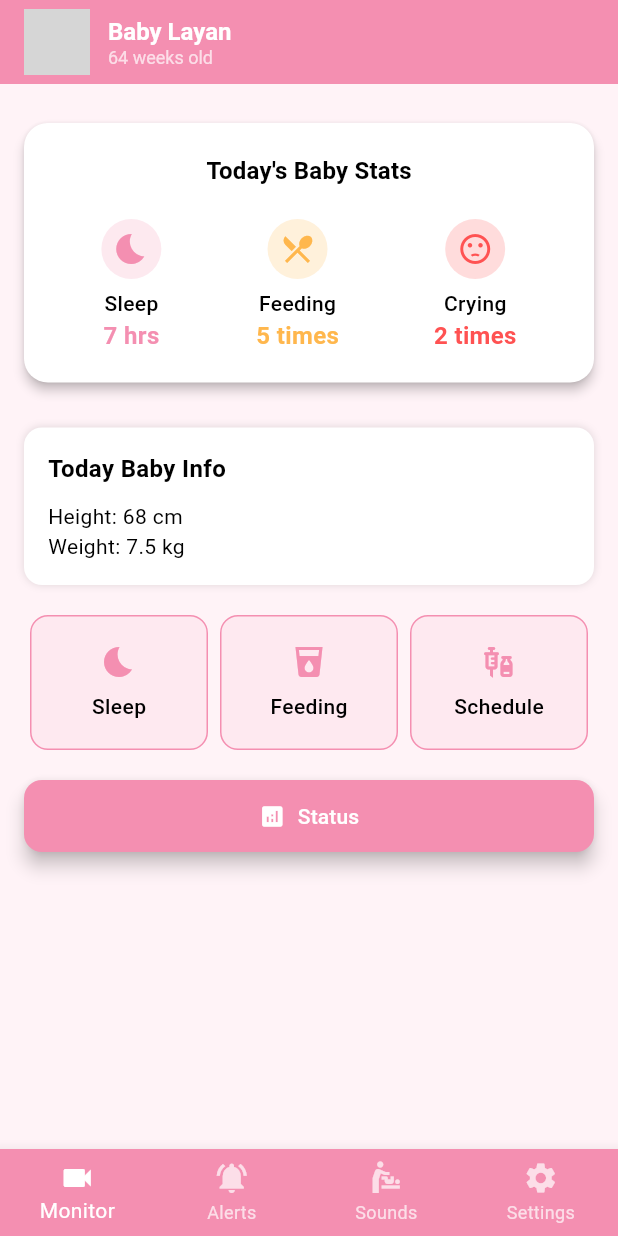
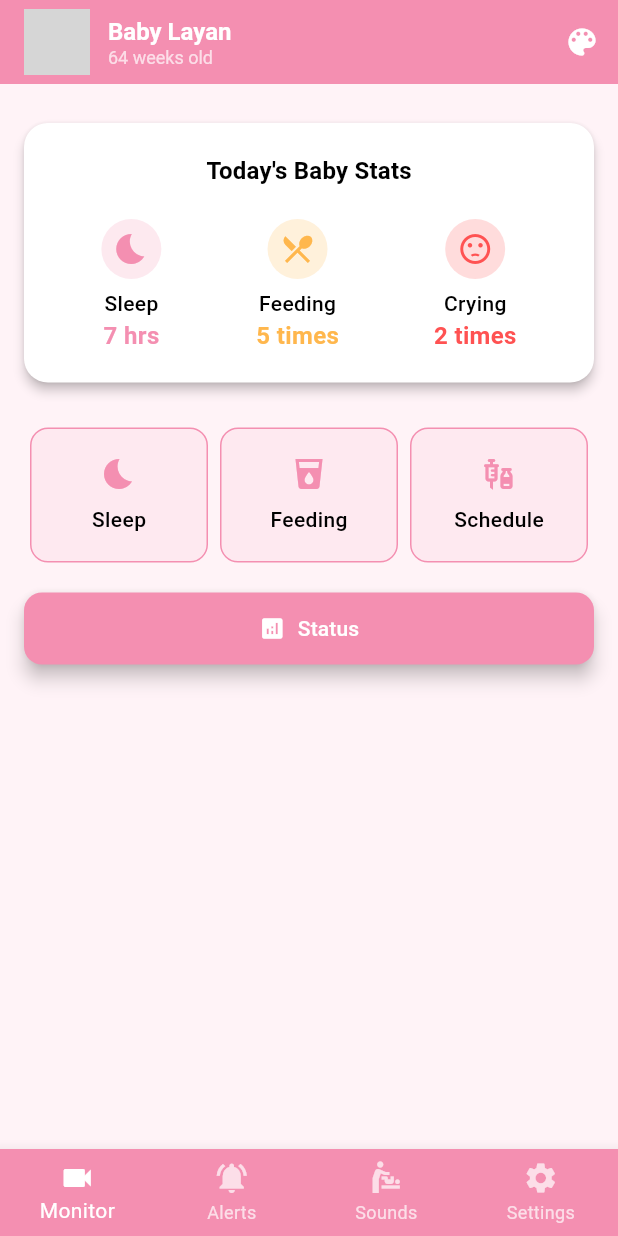
Before and after one commit to halaalmasrii/smart-baby-care, a Flutter app: the DashboardScreen screen opened by its route, on a phone screen of 412 x 824 dp. Run offline on Flutter 3.47's test engine with Material 3 defaults, Android fonts, the phone set to English and light mode, and no system bars; our stand-ins replace fl_chart, flutter_local_notifications, image_picker, shared_preferences, timezone; accounts and stored records are empty; grey boxes are pictures that could not be loaded.

Commit message:
تعديل عرض المعلومات في الشاشة الرئيسية واضافة تغيير الثيم

```diff
--- a/lib/screens/dashboard_screen.dart
+++ b/lib/screens/dashboard_screen.dart
@@ -1,7 +1,9 @@
 import 'package:flutter/material.dart';
+import 'package:provider/provider.dart';
 import '../widgets/stats_card.dart';
 import '../widgets/custom_nav_bar.dart';
 import '../utils/routes.dart';
+import '../utils/theme_provider.dart';
 
 class DashboardScreen extends StatefulWidget {
   const DashboardScreen({Key? key}) : super(key: key);
@@ -37,6 +39,7 @@ class _DashboardScreenState extends State<DashboardScreen>
   Widget build(BuildContext context) {
     final theme = Theme.of(context);
     final color = theme.colorScheme.primary;
+    final themeProvider = Provider.of<ThemeProvider>(context);
 
     return Scaffold(
       appBar: AppBar(
@@ -65,33 +68,28 @@ class _DashboardScreenState extends State<DashboardScreen>
             ),
           ],
         ),
+        actions: [
+          IconButton(
+            icon: const Icon(Icons.color_lens, color: Colors.white),
+            tooltip: "Toggle Theme",
+            onPressed: () {
+              themeProvider.toggleTheme();
+            },
+          )
+        ],
       ),
       body: ScaleTransition(
         scale: _scaleAnimation,
         child: ListView(
           padding: const EdgeInsets.all(16),
           children: [
-            const StatsCard(),
-            const SizedBox(height: 20),
-
-            // ✅ Today Info
-            Container(
-              padding: const EdgeInsets.all(16),
-              decoration: BoxDecoration(
-                color: theme.cardColor,
-                borderRadius: BorderRadius.circular(12),
-                boxShadow: [BoxShadow(color: Colors.black12, blurRadius: 4)],
-              ),
-              child: Column(
-                crossAxisAlignment: CrossAxisAlignment.start,
-                children: const [
-                  Text("Today Baby Info", style: TextStyle(fontSize: 16, fontWeight: FontWeight.bold)),
-                  SizedBox(height: 10),
-                  Text("Height: 68 cm"),
-                  Text("Weight: 7.5 kg"),
-                ],
-              ),
-            ),
+            // ✅ StatsCard الجديدة مع Info بدل cry
+            StatsCard(
+            sleep: '7 hrs',
+            feeding: '5 times',
+            height: '68 cm',
+            weight: '7.5 kg',
+          ),
             const SizedBox(height: 20),
 
             // ✅ المربعات الثلاثة
```
